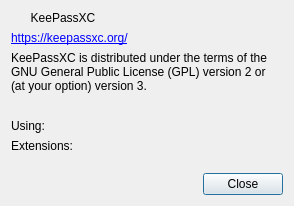
Above: src/gui/AboutDialog.ui from keepassxreboot/keepassxc before the change. Below: the same form after it.
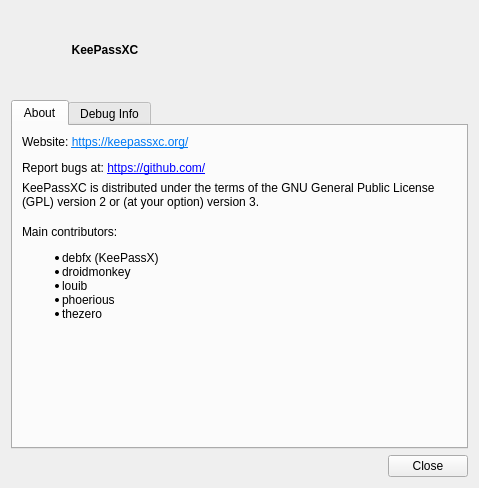
That is the form after the change.

Commit message: Rework About dialog

What changed in the file:
```diff
--- a/src/gui/AboutDialog.ui
+++ b/src/gui/AboutDialog.ui
@@ -6,20 +6,23 @@
    <rect>
     <x>0</x>
     <y>0</y>
-    <width>455</width>
-    <height>266</height>
+    <width>479</width>
+    <height>488</height>
    </rect>
   </property>
   <property name="windowTitle">
    <string>About KeePassXC</string>
   </property>
-  <layout class="QVBoxLayout" name="verticalLayout">
-   <property name="sizeConstraint">
-    <enum>QLayout::SetFixedSize</enum>
-   </property>
+  <layout class="QVBoxLayout" name="verticalLayout_2">
    <item>
     <layout class="QHBoxLayout" name="horizontalLayout">
-     <item>
+     <property name="topMargin">
+      <number>15</number>
+     </property>
+     <property name="bottomMargin">
+      <number>20</number>
+     </property>
+     <item alignment="Qt::AlignVCenter">
       <widget class="QLabel" name="iconLabel">
        <property name="sizePolicy">
         <sizepolicy hsizetype="Fixed" vsizetype="Fixed">
@@ -27,9 +30,21 @@
          <verstretch>0</verstretch>
         </sizepolicy>
        </property>
+       <property name="minimumSize">
+        <size>
+         <width>48</width>
+         <height>48</height>
+        </size>
+       </property>
+       <property name="maximumSize">
+        <size>
+         <width>48</width>
+         <height>48</height>
+        </size>
+       </property>
       </widget>
      </item>
-     <item>
+     <item alignment="Qt::AlignVCenter">
       <widget class="QLabel" name="nameLabel">
        <property name="sizePolicy">
         <sizepolicy hsizetype="Expanding" vsizetype="Preferred">
@@ -37,6 +52,12 @@
          <verstretch>0</verstretch>
         </sizepolicy>
        </property>
+       <property name="font">
+        <font>
+         <weight>75</weight>
+         <bold>true</bold>
+        </font>
+       </property>
        <property name="text">
         <string notr="true">  KeePassXC</string>
        </property>
@@ -45,15 +66,20 @@
     </layout>
    </item>
    <item>
+    <widget class="QTabWidget" name="tabWidget">
+     <property name="currentIndex">
+      <number>0</number>
+     </property>
+     <widget class="QWidget" name="tab">
+      <attribute name="title">
+       <string>About</string>
+      </attribute>
+      <layout class="QVBoxLayout" name="verticalLayout_3">
+       <item>
     <widget class="QLabel" name="label_2">
-     <property name="sizePolicy">
-      <sizepolicy hsizetype="MinimumExpanding" vsizetype="MinimumExpanding">
-       <horstretch>0</horstretch>
-       <verstretch>0</verstretch>
-      </sizepolicy>
-     </property>
      <property name="text">
-      <string notr="true">&lt;a href=&quot;https://keepassxc.org/&quot;&gt;https://keepassxc.org/&lt;/a&gt;</string>
+          <string notr="true">&lt;html&gt;&lt;head/&gt;&lt;body&gt;&lt;p&gt;Website: &lt;a href=&quot;https://keepassxc.org/&quot;&gt;&lt;span style=&quot; text-decoration: underline; color:#007af4;&quot;&gt;https://keepassxc.org/&lt;/span&gt;&lt;/a&gt;&lt;/p&gt;&lt;/body&gt;
+Report bugs at: &lt;a href=&quot;https://github.com/keepassxreboot/keepassxc/issues&quot;&gt;https://github.com/&lt;/a&gt;&lt;/html&gt;</string>
      </property>
      <property name="openExternalLinks">
       <bool>true</bool>
@@ -62,12 +88,6 @@
    </item>
    <item>
     <widget class="QLabel" name="label_3">
-     <property name="sizePolicy">
-      <sizepolicy hsizetype="MinimumExpanding" vsizetype="MinimumExpanding">
-       <horstretch>0</horstretch>
-       <verstretch>0</verstretch>
-      </sizepolicy>
-     </property>
      <property name="text">
       <string>KeePassXC is distributed under the terms of the GNU General Public License (GPL) version 2 or (at your option) version 3.</string>
      </property>
@@ -77,34 +97,78 @@
     </widget>
    </item>
    <item>
-    <widget class="QLabel" name="label_git">
-     <property name="text">
-      <string/>
-     </property>
-     <property name="textInteractionFlags">
-      <set>Qt::LinksAccessibleByMouse|Qt::TextSelectableByKeyboard|Qt::TextSelectableByMouse</set>
-     </property>
+        <spacer name="verticalSpacer_2">
+         <property name="orientation">
+          <enum>Qt::Vertical</enum>
+         </property>
+         <property name="sizeType">
+          <enum>QSizePolicy::Fixed</enum>
+         </property>
+         <property name="sizeHint" stdset="0">
+          <size>
+           <width>0</width>
+           <height>10</height>
+          </size>
+         </property>
+        </spacer>
+       </item>
+       <item>
+        <widget class="QLabel" name="label_4">
+         <property name="text">
+          <string>&lt;html&gt;&lt;head/&gt;&lt;body&gt;&lt;div&gt;Main contributors:
+&lt;ul&gt;
+&lt;li&gt;debfx (KeePassX)&lt;/li&gt;
+&lt;li&gt;droidmonkey&lt;/li&gt;
+&lt;li&gt;louib&lt;/li&gt;
+&lt;li&gt;phoerious&lt;li&gt;
+&lt;li&gt;thezero&lt;/li&gt;
+&lt;/div&gt;&lt;/body&gt;&lt;/html&gt;</string>
+         </property>
     </widget>
    </item>
    <item>
-    <widget class="QLabel" name="label_libs">
+        <spacer name="verticalSpacer">
+         <property name="orientation">
+          <enum>Qt::Vertical</enum>
+         </property>
+         <property name="sizeHint" stdset="0">
+          <size>
+           <width>0</width>
+           <height>0</height>
+          </size>
+         </property>
+        </spacer>
+       </item>
+      </layout>
+     </widget>
+     <widget class="QWidget" name="tab_2">
+      <attribute name="title">
+       <string>Debug Info</string>
+      </attribute>
+      <layout class="QVBoxLayout" name="verticalLayout_4">
+       <item>
+        <widget class="QLabel" name="label">
      <property name="text">
-      <string>Using:</string>
-     </property>
-     <property name="textInteractionFlags">
-      <set>Qt::LinksAccessibleByMouse|Qt::TextSelectableByMouse</set>
+          <string>Include the following information whenever you report a bug:</string>
+         </property>
+        </widget>
+       </item>
+       <item>
+        <widget class="QPlainTextEdit" name="debugInfo">
+         <property name="readOnly">
+          <bool>true</bool>
      </property>
     </widget>
    </item>
    <item>
-    <widget class="QLabel" name="label_features">
+        <widget class="QPushButton" name="copyToClipboard">
      <property name="text">
-      <string>Extensions:
-</string>
-     </property>
-     <property name="textInteractionFlags">
-      <set>Qt::LinksAccessibleByMouse|Qt::TextSelectableByMouse</set>
-     </property>
+          <string>Copy to clipboard</string>
+         </property>
+        </widget>
+       </item>
+      </layout>
+     </widget>
     </widget>
    </item>
    <item>
```
Lines whose indentation alone changed are shown as unchanged. The commit also changes 2 other files.
